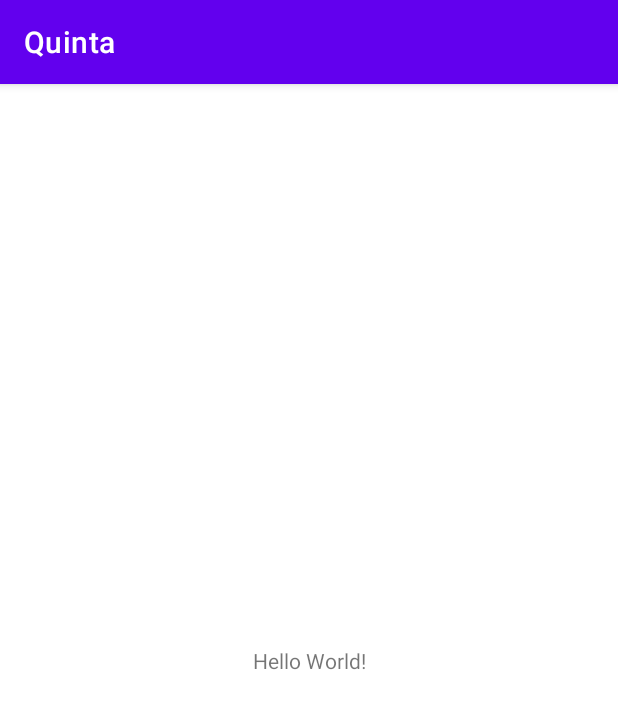
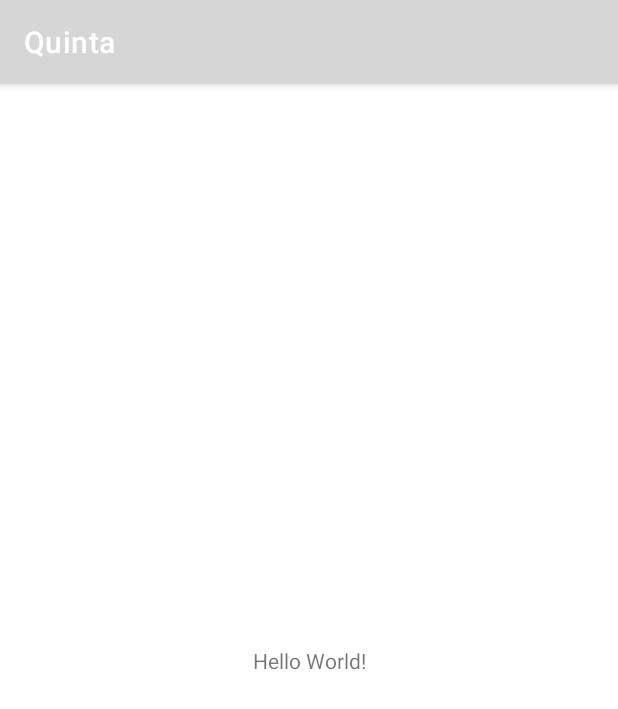
Before and after one commit to victorhm2011/ProgramacionMovil, an Android app: the screen it shows after launch (MainActivity), on a phone screen of 412 x 824 dp. Shown: the top 709 px of the screen. Run offline under Robolectric (Android 15) with nearby library versions, the phone set to English and light mode, and no system bars.

Commit message:
[quinta]: Update colors file

```diff
--- a/quinta/app/src/main/res/values/colors.xml
+++ b/quinta/app/src/main/res/values/colors.xml
@@ -1,10 +1,9 @@
 <?xml version="1.0" encoding="utf-8"?>
 <resources>
-    <color name="purple_200">#FFBB86FC</color>
-    <color name="purple_500">#FF6200EE</color>
-    <color name="purple_700">#FF3700B3</color>
-    <color name="teal_200">#FF03DAC5</color>
-    <color name="teal_700">#FF018786</color>
-    <color name="black">#FF000000</color>
-    <color name="white">#FFFFFFFF</color>
+    <color name="colorPrimary">#F50057</color>
+    <color name="colorPrimaryDark">#C51162</color>
+    <color name="textColorPrimary">#FFFFFF</color>
+    <color name="windowBackground">#FFFFFF</color>
+    <color name="navigationBarColor">#000000</color>
+    <color name="colorAccent">#FF80AB</color>
 </resources>
```
